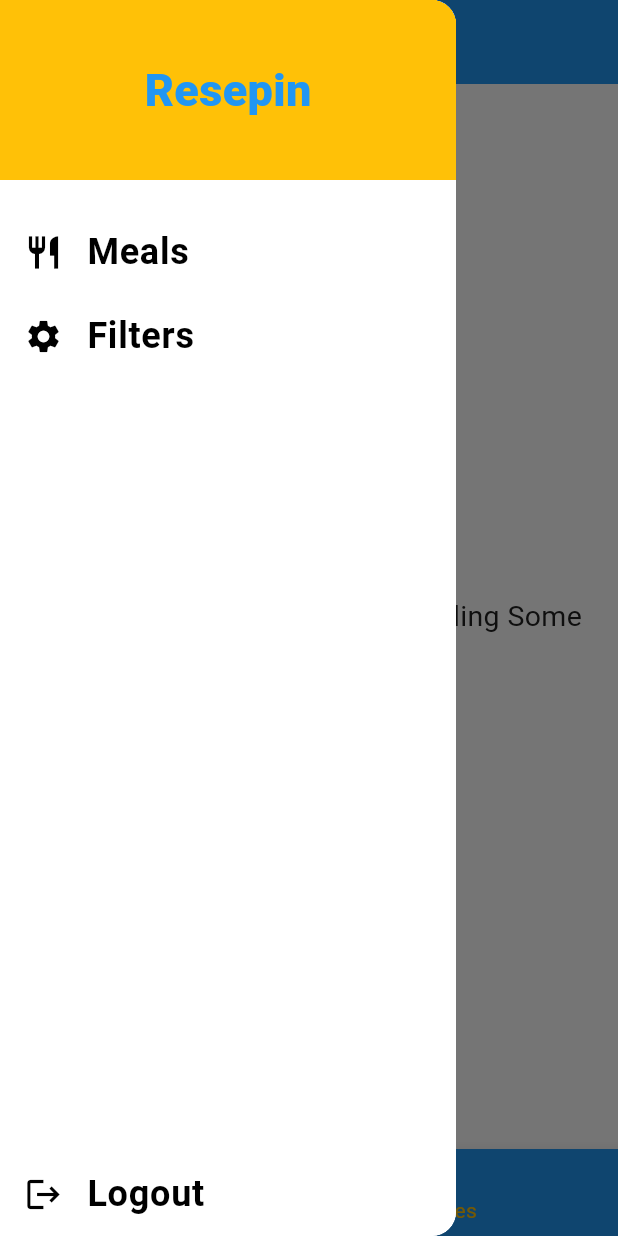
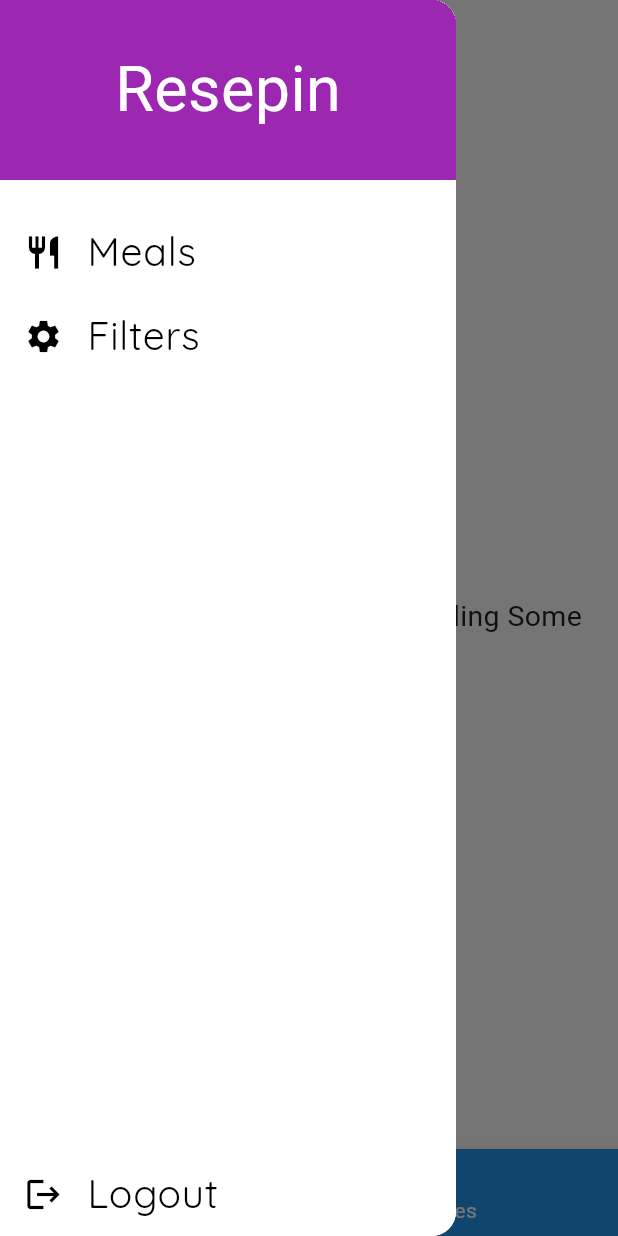
Before and after one commit to GhozyAkbar/secapp1, a Flutter app: the screen it shows once a user with an empty profile is signed in, item 2 of the bottom bar chosen, with the side drawer open, on a phone screen of 412 x 824 dp. Run offline on Flutter 3.47's test engine with Material 3 defaults, Android fonts, the phone set to English and light mode, and no system bars; our stand-ins replace firebase_auth, firebase_core, google_fonts, google_sign_in; accounts and stored records are empty; network calls fail; Roboto replaces fonts that are missing (Raleway, RobotoCondensed).

Commit message:
UI Color

```diff
--- a/lib/Models/category.dart
+++ b/lib/Models/category.dart
@@ -7,6 +7,6 @@ class Category {
   const Category({
     required this.id,
     required this.title,
-    this.color = Colors.orange,
+    this.color = Colors.white,
   });
 }
--- a/lib/main.dart
+++ b/lib/main.dart
@@ -47,7 +47,8 @@ class MyApp extends StatelessWidget {
       debugShowCheckedModeBanner: false,
       title: 'Hello',
       theme: ThemeData(
-        primarySwatch: Colors.grey,
+        // primarySwatch: Colors.grey,
+        primaryColor: Colors.deepPurple[400],
       ),
       home: StreamBuilder(
         stream: auth.authStateChanges(),
--- a/lib/screens/favorites_screen.dart
+++ b/lib/screens/favorites_screen.dart
@@ -9,15 +9,16 @@ class FavoritesScreen extends StatelessWidget {
 
   @override
   Widget build(BuildContext context) {
-    if (favoriteMeals.isEmpty) {
-      return Center(
+    return Scaffold(
+      backgroundColor: Colors.white, // Set background color to white
+      body: favoriteMeals.isEmpty
+          ? Center(
               child: Text(
                 'You have no Favorites--Start Adding Some',
                 style: TextStyle(color: Colors.grey[900], fontSize: 19),
               ),
-      );
-    } else {
-      return ListView.builder(
+            )
+          : ListView.builder(
               itemBuilder: (ctx, index) {
                 return MealItem(
                   id: favoriteMeals[index].id,
@@ -27,10 +28,9 @@ class FavoritesScreen extends StatelessWidget {
                   complexity: favoriteMeals[index].complexity,
                   affordability: favoriteMeals[index].affordability,
                 );
-          // return Text(favoriteMeals[index].title);
               },
               itemCount: favoriteMeals.length,
+            ),
     );
   }
 }
-}
--- a/lib/screens/home.dart
+++ b/lib/screens/home.dart
@@ -67,11 +67,11 @@ class _HomeScreen extends State<HomeScreen> {
   Widget build(BuildContext context) {
     return MaterialApp(
       debugShowCheckedModeBanner: false,
-      title: 'Hello',
+      title: 'Resepin',
       theme: ThemeData(
-        primarySwatch: Colors.green,
-        colorScheme: ColorScheme.fromSwatch().copyWith(secondary: Colors.amber),
-        canvasColor: const Color.fromRGBO(255, 254, 229, 1),
+        primarySwatch: Colors.deepPurple,
+        colorScheme: ColorScheme.fromSwatch().copyWith(secondary: Colors.white),
+        canvasColor: Colors.black,
         fontFamily: 'Raleway',
         textTheme: ThemeData.light().textTheme.copyWith(
             bodyText1: TextStyle(color: Colors.grey[800]),
@@ -81,11 +81,9 @@ class _HomeScreen extends State<HomeScreen> {
                 fontFamily: 'RobotoCondensed',
                 fontWeight: FontWeight.bold)),
         appBarTheme: const AppBarTheme(
-            backgroundColor: Colors.blue,
+            backgroundColor: Colors.white,
             titleTextStyle: TextStyle(
-              fontFamily: 'Raleway',
-              fontSize: 24,
-            )),
+                fontFamily: 'Raleway', fontSize: 24, color: Colors.black)),
       ),
       // home: CategoriesScreen(),
       initialRoute: '/',
--- a/lib/screens/meal_detail_screen.dart
+++ b/lib/screens/meal_detail_screen.dart
@@ -21,7 +21,7 @@ class MealDetailScreen extends StatelessWidget {
   Widget buildContainer(Widget child) {
     return Container(
       decoration: BoxDecoration(
-          color: Colors.amberAccent,
+          color: Colors.white,
           border: Border.all(color: Colors.grey),
           borderRadius: BorderRadius.circular(10)),
       margin: EdgeInsets.all(10),
@@ -38,6 +38,7 @@ class MealDetailScreen extends StatelessWidget {
     final selectedMeal = DUMMY_MEALS.firstWhere((meal) => meal.id == mealId);
     return Scaffold(
       appBar: AppBar(title: Text(selectedMeal.title)),
+      backgroundColor: Colors.white,
       body: SingleChildScrollView(
         child: Column(
           children: <Widget>[
@@ -53,7 +54,7 @@ class MealDetailScreen extends StatelessWidget {
             buildContainer(
               ListView.builder(
                 itemBuilder: (context, index) => Card(
-                  color: Colors.amberAccent,
+                  color: Color.fromARGB(255, 130, 211, 255),
                   child: Padding(
                       padding:
                           EdgeInsets.symmetric(vertical: 5, horizontal: 10),
--- a/lib/widgets/main_drawer.dart
+++ b/lib/widgets/main_drawer.dart
@@ -1,9 +1,8 @@
 import 'package:firebase_auth/firebase_auth.dart';
 import 'package:flutter/material.dart';
-import 'package:resepin/screens/home.dart';
 import 'package:resepin/screens/login_screen.dart';
-
-import '../screens/filters_screen.dart';
+import 'package:resepin/screens/filters_screen.dart';
+import 'package:google_fonts/google_fonts.dart';
 
 class MainDrawer extends StatelessWidget {
   const MainDrawer({Key? key}) : super(key: key);
@@ -16,10 +15,7 @@ class MainDrawer extends StatelessWidget {
       ),
       title: Text(
         title,
-        style: TextStyle(
-            fontFamily: 'RobotoCondensed',
-            fontSize: 24,
-            fontWeight: FontWeight.bold),
+        style: GoogleFonts.quicksand(fontSize: 26),
       ),
       onTap: tapHandler,
     );
@@ -35,14 +31,12 @@ class MainDrawer extends StatelessWidget {
             width: double.infinity,
             padding: EdgeInsets.all(20),
             alignment: Alignment.centerLeft,
-            color: Theme.of(context).colorScheme.secondary,
+            color: Colors.purple,
             child: Center(
               child: (Text(
                 'Resepin',
-                style: TextStyle(
-                    fontWeight: FontWeight.w900,
-                    fontSize: 30,
-                    color: Theme.of(context).primaryColor),
+                style:
+                    GoogleFonts.concertOne(fontSize: 42, color: Colors.white),
               )),
             ),
           ),
--- a/pubspec.yaml
+++ b/pubspec.yaml
@@ -38,6 +38,7 @@ dependencies:
   firebase_core: ^2.25.3
   firebase_auth: ^4.17.3
   google_sign_in: ^6.2.1
+  google_fonts: ^6.1.0
 
 dev_dependencies:
   flutter_test:
```
Also changed, not shown: lib/screens/categories_screen.dart (+6 -2 lines), lib/screens/category_meals_screen.dart (+8 -6 lines), pubspec.lock, 1 other file. Lines whose indentation alone changed are shown as unchanged.
